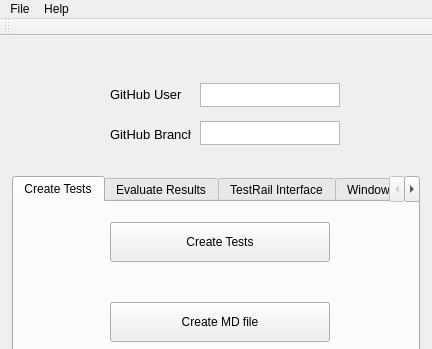
This is tools/auto-tester/src/ui/AutoTester.ui in vircadia/vircadia-native-core as Qt 5 draws it before an edit; both pictures show x 0 to 432 and y 0 to 349 of the 432 by 734 pixel window. The edited form follows.
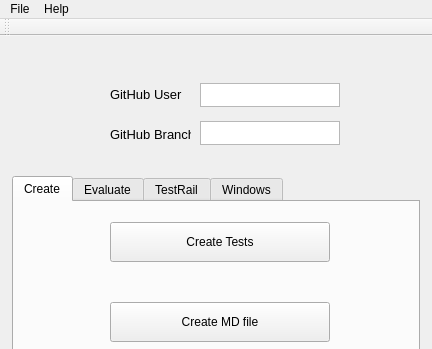
This is the edited form. The open tabs and pages were chosen to show the change.

What changed in the file:
```diff
--- a/tools/auto-tester/src/ui/AutoTester.ui
+++ b/tools/auto-tester/src/ui/AutoTester.ui
@@ -10,6 +10,12 @@
     <height>734</height>
    </rect>
   </property>
+  <property name="sizePolicy">
+   <sizepolicy hsizetype="Fixed" vsizetype="Fixed">
+    <horstretch>0</horstretch>
+    <verstretch>0</verstretch>
+   </sizepolicy>
+  </property>
   <property name="windowTitle">
    <string>AutoTester</string>
   </property>
@@ -41,7 +47,7 @@
     </property>
     <widget class="QWidget" name="tab_1">
      <attribute name="title">
-      <string>Create Tests</string>
+      <string>Create</string>
      </attribute>
      <widget class="QPushButton" name="createTestsButton">
       <property name="geometry">
@@ -124,7 +130,7 @@
     </widget>
     <widget class="QWidget" name="tab_2">
      <attribute name="title">
-      <string>Evaluate Results</string>
+      <string>Evaluate</string>
      </attribute>
      <widget class="QProgressBar" name="progressBar">
       <property name="geometry">
@@ -171,7 +177,7 @@
     </widget>
     <widget class="QWidget" name="tab_3">
      <attribute name="title">
-      <string>TestRail Interface</string>
+      <string>TestRail</string>
      </attribute>
      <widget class="QPushButton" name="updateTestRailRunResultsButton">
       <property name="geometry">
@@ -244,7 +250,7 @@
     </widget>
     <widget class="QWidget" name="tab_4">
      <attribute name="title">
-      <string>Windows Taskbar</string>
+      <string>Windows</string>
      </attribute>
      <widget class="QPushButton" name="hideTaskbarButton">
       <property name="geometry">
```
Left out of the diff: 2 changed lines with no effect on the pictures.
